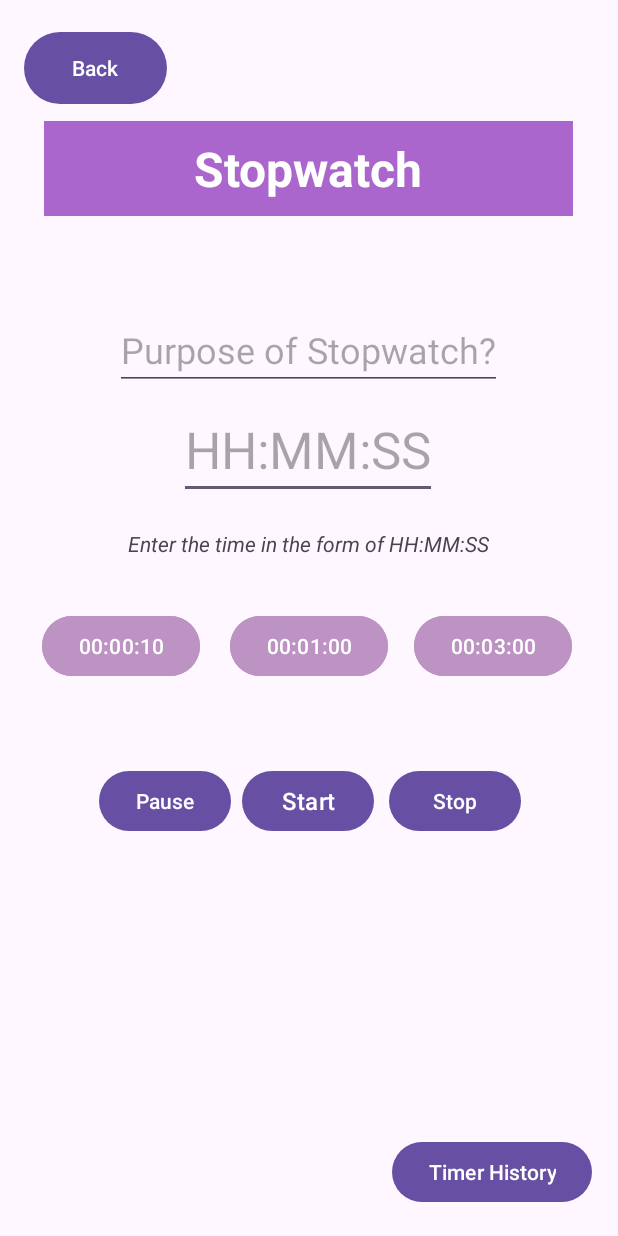
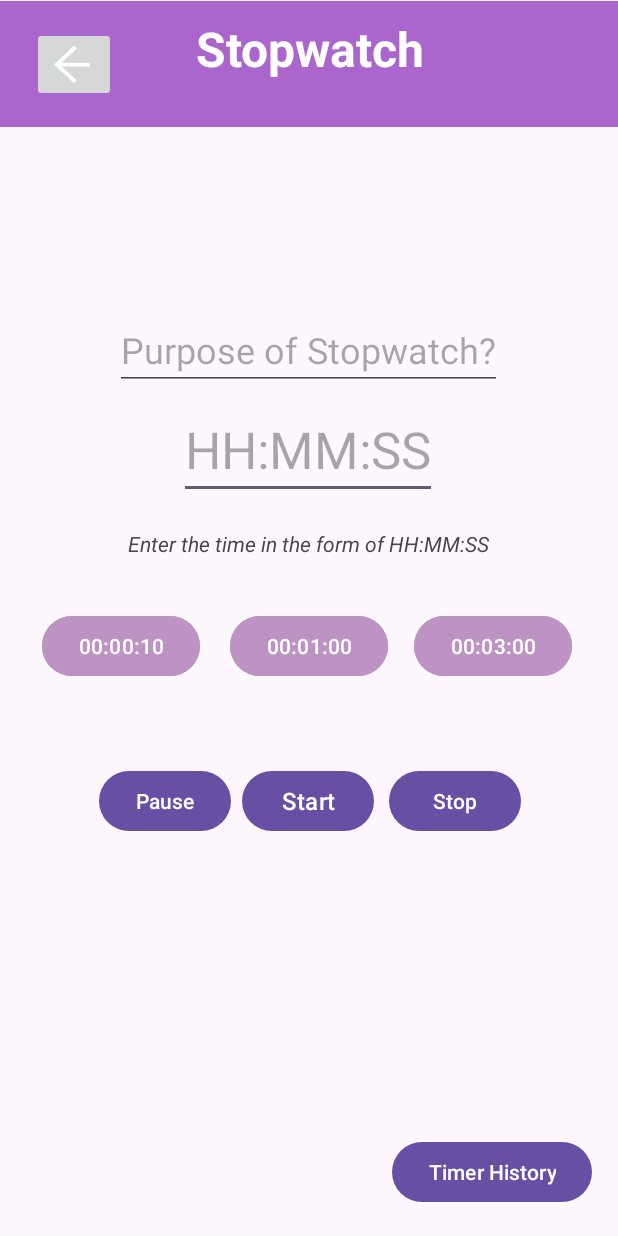
Before and after one commit to tksy1227/MAD24_P04_Team4, an Android app: the Stopwatch_Timer screen opened directly, with no data from a screen before it, on a phone screen of 412 x 824 dp. Run offline under Robolectric (Android 15) with nearby library versions, the phone set to English and light mode, and no system bars.

Commit message:
Chloe: change of aesthetic layout for feature

```diff
--- a/app/src/main/java/sg/edu/np/mad/p04_team4/Stopwatch_Timer.java
+++ b/app/src/main/java/sg/edu/np/mad/p04_team4/Stopwatch_Timer.java
@@ -8,17 +8,15 @@
 import android.text.TextUtils;
 import android.widget.Button;
 import android.widget.EditText;
+import android.widget.ImageButton;
 import android.widget.Toast;
 
 import androidx.appcompat.app.AppCompatActivity;
 
-import java.io.Serializable;
 import java.text.SimpleDateFormat;
-import java.util.ArrayList;
 import java.util.Date;
-import java.util.List;
 import java.util.Locale;
-import java.util.concurrent.TimeUnit;
+
 import android.content.ContentValues;
 import android.database.sqlite.SQLiteDatabase;
 
@@ -30,7 +28,7 @@
     private Button buttonTenSec, buttonOneMin, buttonThreeMin;
     private Button buttonStop, buttonPause;
     private Button buttonTimerHistory;
-    private Button backButton;
+    //private ImageButton backButton;
 
     private CountDownTimer countDownTimer;
     private long timeLeftInMillis;
@@ -58,7 +56,7 @@
         buttonStop = findViewById(R.id.stopButton);
         buttonPause = findViewById(R.id.pauseButton);
         buttonTimerHistory = findViewById(R.id.timerHistory);
-        backButton = findViewById(R.id.backButton);
+        ImageButton backButton = findViewById(R.id.backButton);
 
         buttonTenSec.setOnClickListener(v -> editTextTime.setText("00:00:10"));
         buttonOneMin.setOnClickListener(v -> editTextTime.setText("00:01:00"));
--- a/app/src/main/res/layout/activity_stopwatch_timer.xml
+++ b/app/src/main/res/layout/activity_stopwatch_timer.xml
@@ -9,8 +9,13 @@
 
     <TextView
         android:id="@+id/headerText"
-        android:layout_width="wrap_content"
-        android:layout_height="wrap_content"
+        android:layout_width="416dp"
+        android:layout_height="84dp"
+        android:background="@android:color/holo_purple"
+        android:paddingLeft="100dp"
+        android:paddingTop="10dp"
+        android:paddingRight="100dp"
+        android:paddingBottom="10dp"
         android:text="Stopwatch"
         android:textAlignment="center"
         android:textAllCaps="false"
@@ -19,15 +24,10 @@
         android:textStyle="bold"
         app:layout_constraintBottom_toBottomOf="parent"
         app:layout_constraintEnd_toEndOf="parent"
-        app:layout_constraintHorizontal_bias="0.498"
+        app:layout_constraintHorizontal_bias="0.571"
         app:layout_constraintStart_toStartOf="parent"
         app:layout_constraintTop_toTopOf="parent"
-        app:layout_constraintVertical_bias="0.106"
-        android:background="@android:color/holo_purple"
-        android:paddingLeft="100dp"
-        android:paddingTop="10dp"
-        android:paddingRight="100dp"
-        android:paddingBottom="10dp"/>
+        app:layout_constraintVertical_bias="0.001" />
 
     <EditText
         android:id="@+id/timerText"
@@ -69,18 +69,6 @@
         app:layout_constraintStart_toStartOf="parent"
         app:layout_constraintTop_toTopOf="parent"
         app:layout_constraintVertical_bias="0.438" />
-
-    <Button
-        android:id="@+id/backButton"
-        android:layout_width="95dp"
-        android:layout_height="56dp"
-        android:text="Back"
-        app:layout_constraintBottom_toBottomOf="parent"
-        app:layout_constraintEnd_toEndOf="parent"
-        app:layout_constraintHorizontal_bias="0.05"
-        app:layout_constraintStart_toStartOf="parent"
-        app:layout_constraintTop_toTopOf="parent"
-        app:layout_constraintVertical_bias="0.023" />
 
     <Button
         android:id="@+id/tenSecButton"
@@ -170,4 +158,16 @@
         app:layout_constraintTop_toTopOf="parent"
         app:layout_constraintVertical_bias="0.976" />
 
+    <ImageButton
+        android:id="@+id/backButton"
+        android:layout_width="wrap_content"
+        android:layout_height="wrap_content"
+        app:layout_constraintBottom_toBottomOf="parent"
+        app:layout_constraintEnd_toEndOf="parent"
+        app:layout_constraintHorizontal_bias="0.059"
+        app:layout_constraintStart_toStartOf="parent"
+        app:layout_constraintTop_toTopOf="parent"
+        app:layout_constraintVertical_bias="0.023"
+        app:srcCompat="@drawable/ic_arrow_back" />
+
 </androidx.constraintlayout.widget.ConstraintLayout>
```
